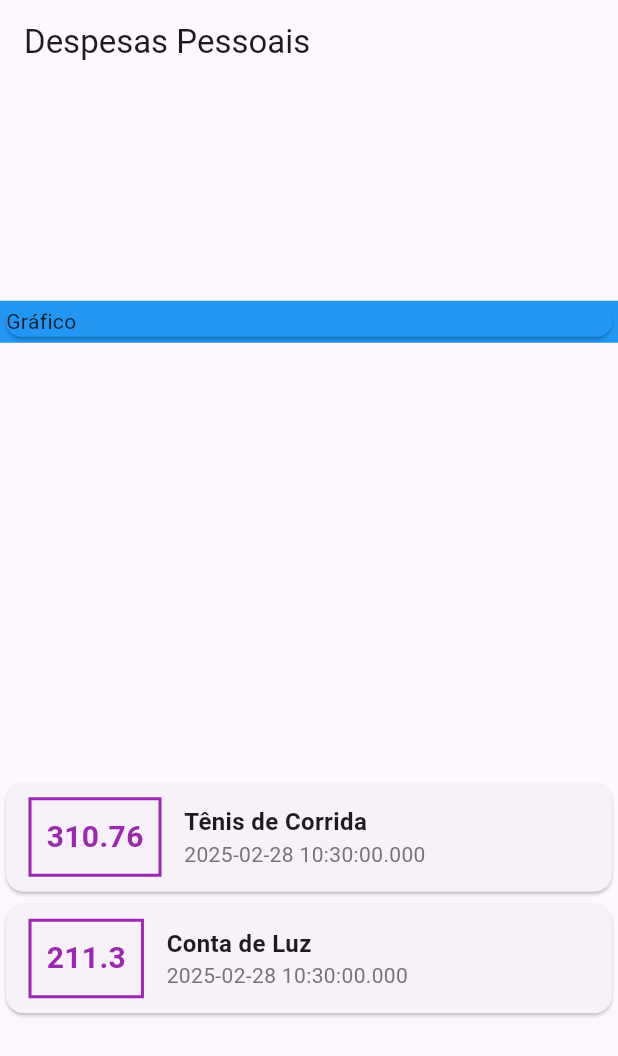
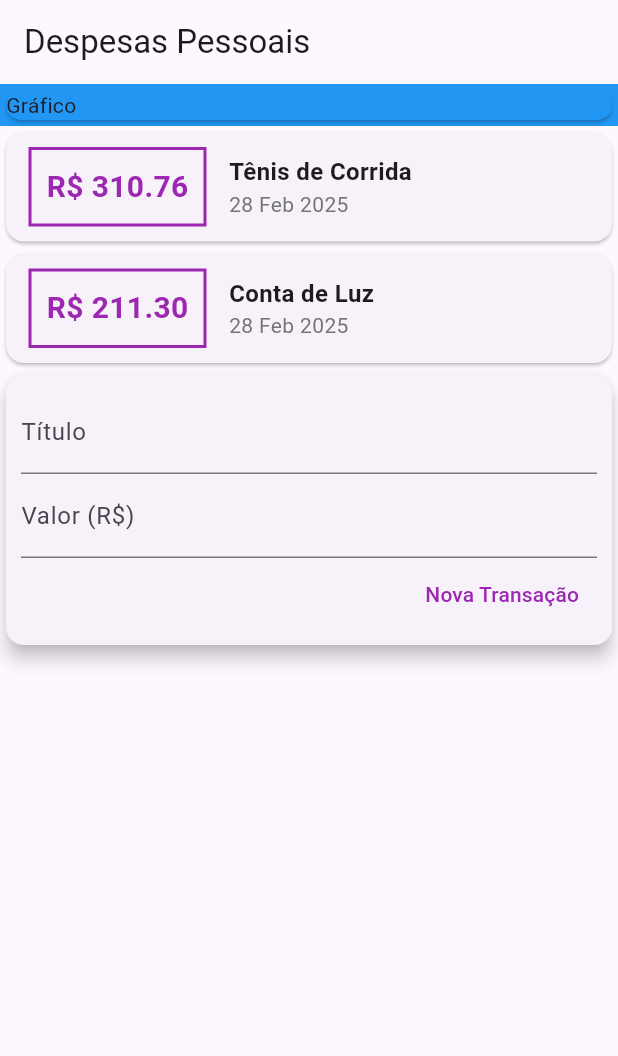
Before and after one commit to enzo-cezarg/expenses-app, a Flutter app: the screen it shows after launch, on a phone screen of 412 x 824 dp. Shown: the top 1056 px of the screen. Run offline on Flutter 3.47's test engine with Material 3 defaults, Android fonts, the phone set to English and light mode, and no system bars.

Commit message:
new-transaction-card-added

```diff
--- a/lib/main.dart
+++ b/lib/main.dart
@@ -1,5 +1,6 @@
 import 'package:expenses_app/models/transaction.dart';
 import 'package:flutter/material.dart';
+import 'package:intl/intl.dart';
 
 main() => runApp(ExpensesApp());
 
@@ -39,7 +40,7 @@ class MyHomePage extends StatelessWidget {
           title: Text('Despesas Pessoais'),
         ),
         body: Column(
-          mainAxisAlignment: MainAxisAlignment.spaceAround,
+          //mainAxisAlignment: MainAxisAlignment.spaceAround,
           crossAxisAlignment: CrossAxisAlignment.stretch,
           children: <Widget>[
             Container(
@@ -64,7 +65,7 @@ class MyHomePage extends StatelessWidget {
                           )),
                           padding: EdgeInsets.all(10),
                           child: Text(
-                            tr.value.toString(),
+                            'R\$ ${tr.value.toStringAsFixed(2)}',
                             style: TextStyle(
                               fontWeight: FontWeight.bold,
                               fontSize: 20,
@@ -83,7 +84,7 @@ class MyHomePage extends StatelessWidget {
                               ),
                             ),
                             Text(
-                              tr.date.toString(),
+                              DateFormat('d MMM y').format(tr.date),
                               style: TextStyle(color: Colors.grey[600]),
                             ),
                           ],
@@ -94,6 +95,38 @@ class MyHomePage extends StatelessWidget {
                 })
               ],
             ),
+            Card(
+              elevation: 5,
+              child: Padding(
+                padding: const EdgeInsets.all(10),
+                child: Column(
+                  children: [
+                    TextField(
+                      decoration: InputDecoration(
+                        labelText: 'Título',
+                      ),
+                    ),
+                    TextField(
+                      decoration: InputDecoration(
+                        labelText: 'Valor (R\$)',
+                      ),
+                    ),
+                    Row(
+                      mainAxisAlignment: MainAxisAlignment.end,
+                      children: [
+                        TextButton(
+                          onPressed: () {},
+                          style: TextButton.styleFrom(
+                            foregroundColor: Colors.purple[500],
+                          ),
+                          child: Text('Nova Transação'),
+                        ),
+                      ],
+                    )
+                  ],
+                ),
+              ),
+            )
           ],
         ));
   }
--- a/pubspec.yaml
+++ b/pubspec.yaml
@@ -30,6 +30,8 @@ environment:
 dependencies:
   flutter:
     sdk: flutter
+
+  intl: ^0.20.2
 
   # The following adds the Cupertino Icons font to your application.
   # Use with the CupertinoIcons class for iOS style icons.
```
Also changed, not shown: pubspec.lock.
